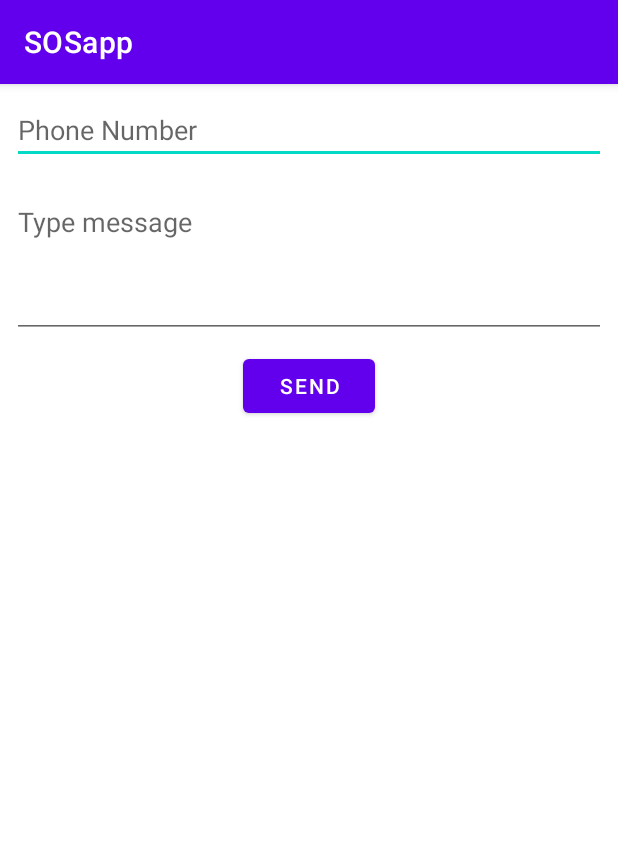
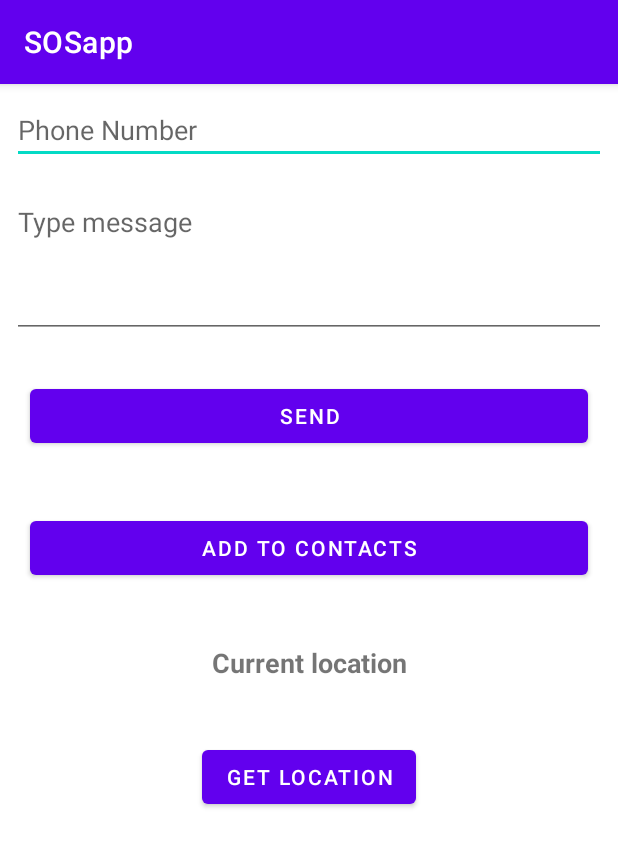
Before and after one commit to manhoosbilli1/SOSapp, an Android app: the screen it shows after launch (MainActivity), on a phone screen of 412 x 824 dp. Shown: the top 847 px of the screen. Run offline under Robolectric (Android 15) with nearby library versions, the phone set to English and light mode, and no system bars.

Commit message:
location fetching functionality working

```diff
--- a/app/build.gradle
+++ b/app/build.gradle
@@ -35,4 +35,5 @@ dependencies {
     testImplementation 'junit:junit:4.+'
     androidTestImplementation 'androidx.test.ext:junit:1.1.3'
     androidTestImplementation 'androidx.test.espresso:espresso-core:3.4.0'
+    implementation 'com.google.android.gms:play-services-location:17.0.0'
 }
--- a/app/src/main/java/com/example/sosapp/MainActivity.java
+++ b/app/src/main/java/com/example/sosapp/MainActivity.java
@@ -1,22 +1,56 @@
 package com.example.sosapp;
 
+import androidx.annotation.NonNull;
+import androidx.appcompat.app.AlertDialog;
 import androidx.appcompat.app.AppCompatActivity;
+import androidx.core.app.ActivityCompat;
+import androidx.core.content.ContextCompat;
 
 import android.Manifest;
+import android.annotation.SuppressLint;
+import android.content.DialogInterface;
+import android.content.Intent;
 import android.content.pm.PackageManager;
+import android.database.Cursor;
+import android.location.Address;
+import android.location.Geocoder;
+import android.location.Location;
+import android.location.LocationListener;
+import android.location.LocationManager;
+import android.net.Uri;
 import android.os.Build;
 import android.os.Bundle;
+import android.provider.Settings;
 import android.telephony.SmsManager;
 import android.view.View;
 import android.widget.Button;
 import android.widget.EditText;
+import android.widget.TableLayout;
+import android.widget.TextView;
 import android.widget.Toast;
 
-public class MainActivity extends AppCompatActivity {
-    private EditText number,message;
-    private Button send;
+import com.google.android.gms.location.FusedLocationProviderClient;
+import com.google.android.gms.location.LocationSettingsRequest;
 
+import java.util.ArrayList;
+import java.util.List;
+import java.util.Locale;
 
+public class MainActivity extends AppCompatActivity{
+    private EditText number, message;
+    private Button send, add, button_location;
+    private TextView textView_location;
+    private FusedLocationProviderClient client;
+    databaseHandler myDB;
+    private final int REQUEST_CHECK_CODE = 8989;
+    private LocationSettingsRequest.Builder builder;
+    String x = "", y = "";
+    private static final int REQUEST_LOCATION = 1;
+
+    LocationManager locationManager;
+    Intent mIntent;
+
+    //this is the main activity that first open up. this will point to other activities for example register etc
     @Override
     protected void onCreate(Bundle savedInstanceState) {
         super.onCreate(savedInstanceState);
@@ -24,25 +58,94 @@ public class MainActivity extends AppCompatActivity {
         number = findViewById(R.id.number);
         message = findViewById(R.id.message);
         send = findViewById(R.id.send);
+        add = findViewById(R.id.addtocontacts);
+        myDB = new databaseHandler(this);
+        locationManager = (LocationManager) getSystemService(LOCATION_SERVICE);
+        textView_location = findViewById(R.id.text_location);
+        button_location = findViewById(R.id.button_location);
+
+        if (ContextCompat.checkSelfPermission(MainActivity.this, Manifest.permission.ACCESS_FINE_LOCATION)
+                != PackageManager.PERMISSION_GRANTED) {
+            ActivityCompat.requestPermissions(MainActivity.this, new String[]{
+                    Manifest.permission.ACCESS_FINE_LOCATION
+            }, 100);
+
+        }
+
+        button_location.setOnClickListener(new View.OnClickListener() {
+            @Override
+            public void onClick(View view) {
+                try {
+                    GPSTracker gpsTracker = new GPSTracker(MainActivity.this);
+                    double lat = gpsTracker.getLatitude();
+                    double longitude = gpsTracker.getLongitude();
+                    textView_location.setText("Latitude: "+lat + "," + "Longitude: "+ longitude);
+                    Toast.makeText(MainActivity.this,"Fetched location succesfully",Toast.LENGTH_SHORT).show();
+                } catch (Exception e) {
+                    e.printStackTrace();
+                    Toast.makeText(MainActivity.this,"Couldn't fetch location",Toast.LENGTH_SHORT).show();
+                }
+
+            }
+        });
+
+//        //if gps is not turned on. turn it on
+//        if (!locationManager.isProviderEnabled( LocationManager.GPS_PROVIDER )){
+//            onGPS();
+//        }
+//        else {
+//            startTrack();
+//        }
+
+
+        add.setOnClickListener(new View.OnClickListener() {
+            @Override
+            public void onClick(View view) {
+                Intent i = new Intent(getApplicationContext(), Register.class);
+                startActivity(i);
+            }
+        });
 
         send.setOnClickListener(new View.OnClickListener() {
             @Override
             public void onClick(View view) {
-                if (Build.VERSION.SDK_INT >= Build.VERSION_CODES.M){
-                    if(checkSelfPermission(Manifest.permission.SEND_SMS) == PackageManager.PERMISSION_GRANTED){
-                        sendSMS();
-                    }
-                    else {
-                        requestPermissions(new String[]{Manifest.permission.SEND_SMS}, 1);
-                    }
-
-                }
+                //startTrack();
+//                if (Build.VERSION.SDK_INT >= Build.VERSION_CODES.M){
+//                    if(checkSelfPermission(Manifest.permission.SEND_SMS) == PackageManager.PERMISSION_GRANTED){
+//                        sendSMS();
+//                    }
+//                    else {
+//                        requestPermissions(new String[]{Manifest.permission.SEND_SMS}, 1);
+//                    }
             }
         });
 
 
+    }
 
+    private void loadData(){
+        ArrayList<String> theList = new ArrayList<>();
+        Cursor data = myDB.getListContents();
+        if(data.getCount() == 0){
+            Toast.makeText(this,"No content to show",Toast.LENGTH_SHORT).show();
+        }
+        else {
+            String msg = "I AM IN DANGER:" +x+"Longitude:" +y;
+            String number = "";
+            while (data.moveToNext()){
+                theList.add(data.getString(1));
+                number = number + data.getString(1) + (data.isLast()?"":";");
+                //TODO: tutorial stopped here. continue from here
+            }
+            if(!theList.isEmpty()){
+                //sendSMS();
+                Toast.makeText(this, "List is empty", Toast.LENGTH_SHORT).show();
+            }
+        }
     }
+
+
+
     private void sendSMS(){
         String num = number.getText().toString().trim();
         String msg = message.getText().toString().trim();
@@ -58,4 +161,5 @@ public class MainActivity extends AppCompatActivity {
 
 
     }
+
 }
--- a/app/src/main/res/layout/activity_main.xml
+++ b/app/src/main/res/layout/activity_main.xml
@@ -26,11 +26,40 @@
         />
     <Button
         android:id="@+id/send"
+        android:layout_width="match_parent"
+        android:layout_height="wrap_content"
+        android:text="SEND"
+        android:layout_margin="20dp"
+        android:layout_gravity="center_horizontal"
+        />
+
+    <Button
+        android:id="@+id/addtocontacts"
+        android:layout_width="match_parent"
+        android:layout_height="wrap_content"
+        android:layout_margin="20dp"
+        android:text="ADD TO CONTACTS"
+        />
+    <TextView
+        android:id="@+id/text_location"
+        android:layout_width="match_parent"
+        android:layout_height="wrap_content"
+        android:text="Current location"
+        android:textSize="18sp"
+        android:textStyle="bold"
+        android:layout_margin="20dp"
+        android:layout_gravity="center"
+        android:textAlignment="center"/>
+
+    <Button
+        android:id="@+id/button_location"
         android:layout_width="wrap_content"
         android:layout_height="wrap_content"
-        android:text="SEND"
-        android:layout_gravity="center_horizontal"
-        />
+        android:text="Get location"
+        android:layout_margin="20dp"
+        android:layout_gravity="center"/>
+
+
 
 
 
```
Also changed, not shown: app/src/main/AndroidManifest.xml (+9 -1 lines), app/src/main/java/com/example/sosapp/GPSTracker.java (added, +220 -0 lines), app/src/main/java/com/example/sosapp/Register.java (added, +100 -0 lines), app/src/main/java/com/example/sosapp/databaseHandler.java (added, +55 -0 lines), app/src/main/res/layout/activity_register.xml (added, +62 -0 lines).
